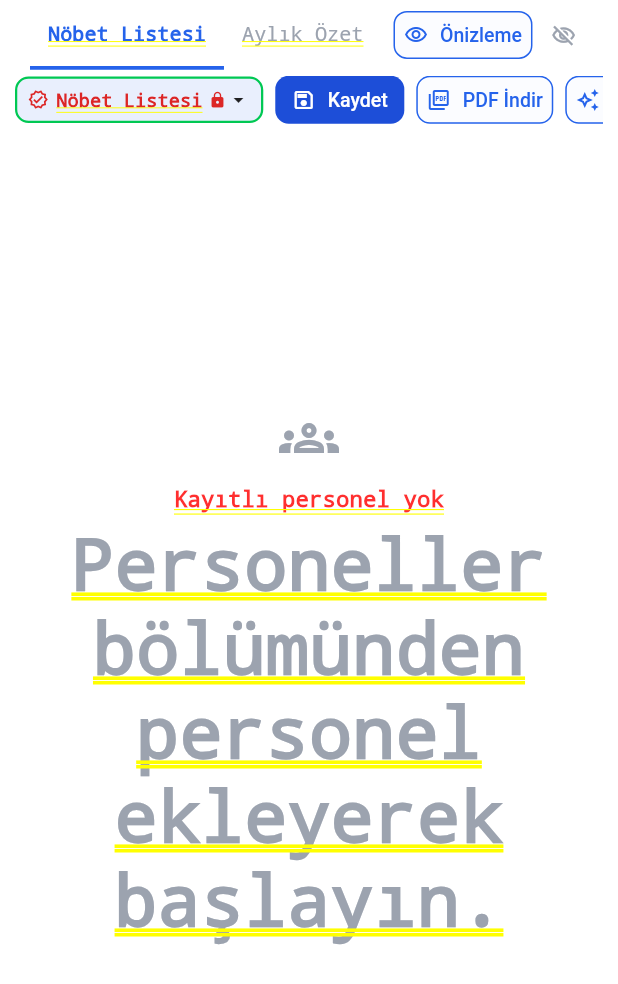
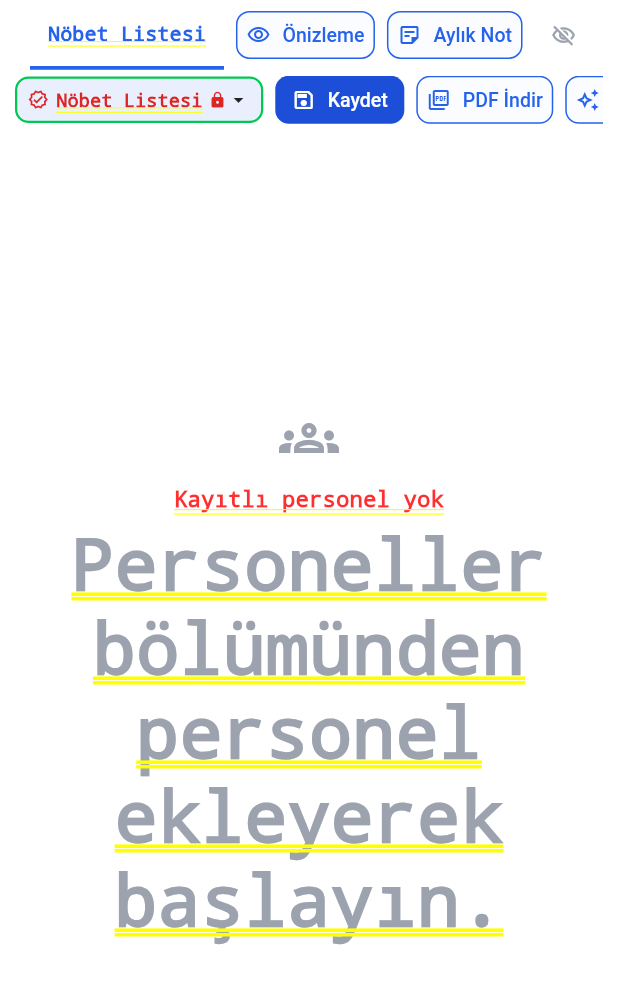
Before and after one commit to avara1984/nobet_pro, a Flutter app: the NobetListesiEkrani screen opened directly with empty values, on a phone screen of 412 x 824 dp. Shown: the top 984 px of the screen. Run offline on Flutter 3.47's test engine with Material 3 defaults, Android fonts, the phone set to English and light mode, and no system bars; our stand-ins replace cloud_firestore, file_picker, firebase_auth, firebase_core, firebase_messaging, font_awesome_flutter and 3 more; accounts and stored records are empty; network calls fail.

Commit message:
Nöbet Listesi sekme satırını sadeleştir: Aylık Özet sekmesi kaldırıldı
Aylık Özet sekmesi kaldırıldı (özet zaten tablo altında ve sol menüde var).
Önizleme onun yerine, Aylık Not da Önizleme'nin yanına taşındı.

Co-Authored-By: Claude Sonnet 5.5 <noreply@anthropic.com>

```diff
--- a/lib/ekranlar/nobet_listesi_ekrani.dart
+++ b/lib/ekranlar/nobet_listesi_ekrani.dart
@@ -8,7 +8,6 @@ import '../core/tema.dart';
 import '../durum/nobet_durumu.dart';
 import '../modeller/modeller.dart';
 import '../servisler/pdf_servis.dart';
-import 'aylik_ozet_ekrani.dart';
 
 class NobetListesiEkrani extends StatefulWidget {
   const NobetListesiEkrani({super.key, required this.genis});
@@ -21,7 +20,6 @@ class NobetListesiEkrani extends StatefulWidget {
 class _NobetListesiEkraniState extends State<NobetListesiEkrani> {
   final _yatayBaslik = ScrollController();
   final _yatayGovde = ScrollController();
-  int _sekme = 0;
 
   static const double _satirY = 27;
   static const double _baslikY = 37;
@@ -119,12 +117,7 @@ class _NobetListesiEkraniState extends State<NobetListesiEkrani> {
           crossAxisAlignment: CrossAxisAlignment.stretch,
           children: [
             _sekmeler(),
-            Expanded(
-              child: switch (_sekme) {
-                1 => AylikOzetEkrani(genis: widget.genis),
-                _ => _liste(),
-              },
-            ),
+            Expanded(child: _liste()),
           ],
         ),
       ),
@@ -139,8 +132,7 @@ class _NobetListesiEkraniState extends State<NobetListesiEkrani> {
       padding: const EdgeInsets.symmetric(horizontal: 20),
       child: Row(
         children: [
-          _sekmeButonu(0, 'Nöbet Listesi'),
-          _sekmeButonu(1, 'Aylık Özet'),
+          _sekmeEtiketi('Nöbet Listesi'),
           const SizedBox(width: 8),
           OutlinedButton.icon(
             style: _kompaktCerceve,
@@ -148,6 +140,15 @@ class _NobetListesiEkraniState extends State<NobetListesiEkrani> {
             icon: const Icon(Icons.visibility_outlined, size: 16),
             label: const Text('Önizleme'),
           ),
+          if (!d.sadecePdf && !d.personelGorunumu) ...[
+            const SizedBox(width: 8),
+            OutlinedButton.icon(
+              style: _kompaktCerceve,
+              onPressed: d.duzenleyebilir ? () => _aylikNot(d) : null,
+              icon: const Icon(Icons.sticky_note_2_outlined, size: 16),
+              label: const Text('Aylık Not'),
+            ),
+          ],
           const Spacer(),
           // Yayın butonu yalnızca "Onaylanan Liste" versiyonunda gösterilir.
           if (d.aktifVersiyon == kVersiyonOnayli)
@@ -187,25 +188,18 @@ class _NobetListesiEkraniState extends State<NobetListesiEkrani> {
     );
   }
 
-  Widget _sekmeButonu(int i, String baslik) {
-    final aktif = _sekme == i;
-    return InkWell(
-      onTap: () => setState(() => _sekme = i),
-      child: Container(
-        padding: const EdgeInsets.symmetric(horizontal: 12, vertical: 14),
-        decoration: BoxDecoration(
-          border: Border(
-            bottom: BorderSide(
-                color: aktif ? R.mavi : Colors.transparent, width: 2.5),
-          ),
-        ),
-        child: Text(baslik,
-            style: TextStyle(
-              fontSize: 13.5,
-              color: aktif ? R.mavi : R.gri,
-              fontWeight: aktif ? FontWeight.w700 : FontWeight.w500,
-            )),
-      ),
+  Widget _sekmeEtiketi(String baslik) {
+    return Container(
+      padding: const EdgeInsets.symmetric(horizontal: 12, vertical: 14),
+      decoration: const BoxDecoration(
+        border: Border(bottom: BorderSide(color: R.mavi, width: 2.5)),
+      ),
+      child: Text(baslik,
+          style: const TextStyle(
+            fontSize: 13.5,
+            color: R.mavi,
+            fontWeight: FontWeight.w700,
+          )),
     );
   }
 
@@ -590,12 +584,6 @@ class _NobetListesiEkraniState extends State<NobetListesiEkrani> {
         onPressed: d.duzenleyebilir ? () => _listeYap(d) : null,
         icon: const Icon(Icons.auto_awesome_outlined, size: 16),
         label: const Text('Liste Yap'),
-      ),
-      OutlinedButton.icon(
-        style: _kompaktCerceve,
-        onPressed: d.duzenleyebilir ? () => _aylikNot(d) : null,
-        icon: const Icon(Icons.sticky_note_2_outlined, size: 16),
-        label: const Text('Aylık Not'),
       ),
       OutlinedButton.icon(
         style: _kompaktCerceve,
```
